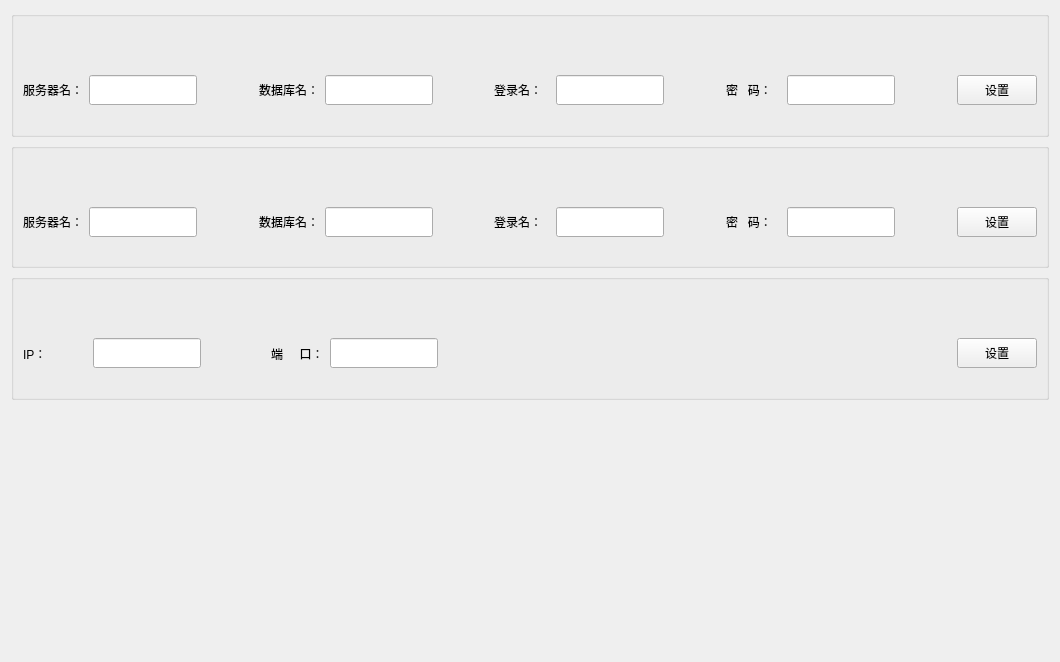
Qt form ConfigForm.ui (qqsskk/AgvCtrlSys) before a commit.
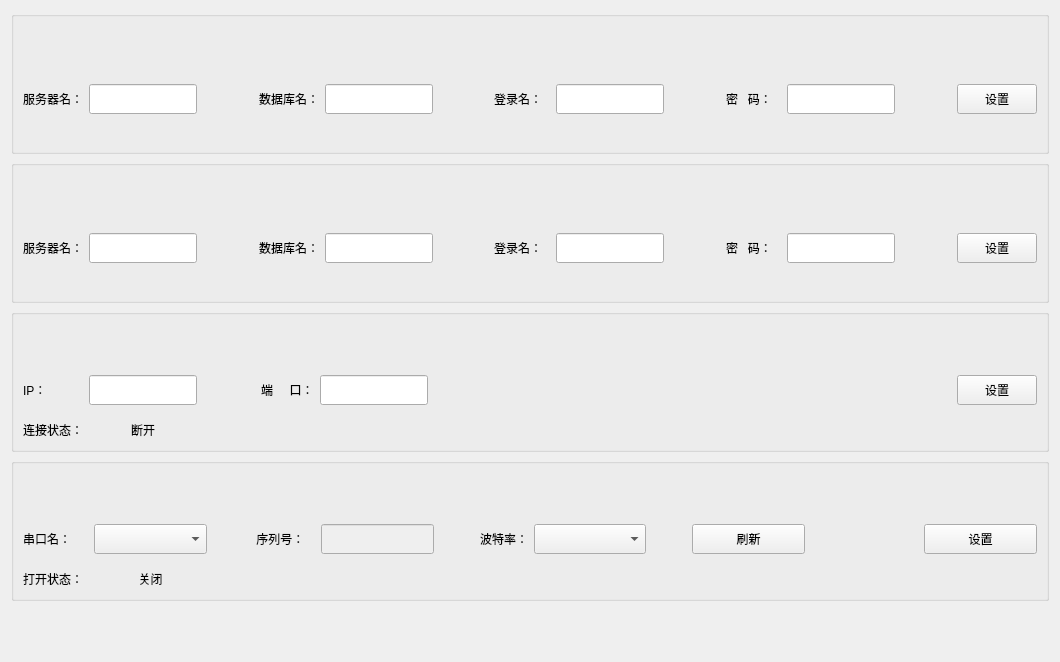
The same form after that commit. Custom widgets are drawn as their Qt base class.

Patch:
```diff
--- a/ConfigForm.ui
+++ b/ConfigForm.ui
@@ -228,221 +228,6 @@
      </layout>
     </widget>
    </item>
-   <item row="2" column="0">
-    <widget class="GroupBoxEx" name="groupBox_2">
-     <property name="sizePolicy">
-      <sizepolicy hsizetype="Expanding" vsizetype="Expanding">
-       <horstretch>0</horstretch>
-       <verstretch>0</verstretch>
-      </sizepolicy>
-     </property>
-     <property name="title">
-      <string/>
-     </property>
-     <property name="alignment">
-      <set>Qt::AlignLeading|Qt::AlignLeft|Qt::AlignVCenter</set>
-     </property>
-     <property name="checkable">
-      <bool>false</bool>
-     </property>
-     <layout class="QGridLayout" name="gridLayout_4">
-      <property name="topMargin">
-       <number>30</number>
-      </property>
-      <property name="bottomMargin">
-       <number>0</number>
-      </property>
-      <item row="0" column="1">
-       <widget class="LineEditEx" name="lineEditNetSerIP">
-        <property name="sizePolicy">
-         <sizepolicy hsizetype="Expanding" vsizetype="Fixed">
-          <horstretch>0</horstretch>
-          <verstretch>0</verstretch>
-         </sizepolicy>
-        </property>
-        <property name="minimumSize">
-         <size>
-          <width>0</width>
-          <height>30</height>
-         </size>
-        </property>
-       </widget>
-      </item>
-      <item row="0" column="9">
-       <spacer name="horizontalSpacer_9">
-        <property name="orientation">
-         <enum>Qt::Horizontal</enum>
-        </property>
-        <property name="sizeHint" stdset="0">
-         <size>
-          <width>40</width>
-          <height>20</height>
-         </size>
-        </property>
-       </spacer>
-      </item>
-      <item row="0" column="13">
-       <spacer name="horizontalSpacer_18">
-        <property name="orientation">
-         <enum>Qt::Horizontal</enum>
-        </property>
-        <property name="sizeHint" stdset="0">
-         <size>
-          <width>40</width>
-          <height>20</height>
-         </size>
-        </property>
-       </spacer>
-      </item>
-      <item row="0" column="8">
-       <spacer name="horizontalSpacer_20">
-        <property name="orientation">
-         <enum>Qt::Horizontal</enum>
-        </property>
-        <property name="sizeHint" stdset="0">
-         <size>
-          <width>40</width>
-          <height>20</height>
-         </size>
-        </property>
-       </spacer>
-      </item>
-      <item row="0" column="11">
-       <spacer name="horizontalSpacer_16">
-        <property name="orientation">
-         <enum>Qt::Horizontal</enum>
-        </property>
-        <property name="sizeHint" stdset="0">
-         <size>
-          <width>40</width>
-          <height>20</height>
-         </size>
-        </property>
-       </spacer>
-      </item>
-      <item row="0" column="7">
-       <spacer name="horizontalSpacer_21">
-        <property name="orientation">
-         <enum>Qt::Horizontal</enum>
-        </property>
-        <property name="sizeHint" stdset="0">
-         <size>
-          <width>40</width>
-          <height>20</height>
-         </size>
-        </property>
-       </spacer>
-      </item>
-      <item row="0" column="5">
-       <widget class="LineEditEx" name="lineEditNetSerPort">
-        <property name="sizePolicy">
-         <sizepolicy hsizetype="Expanding" vsizetype="Fixed">
-          <horstretch>0</horstretch>
-          <verstretch>0</verstretch>
-         </sizepolicy>
-        </property>
-        <property name="minimumSize">
-         <size>
-          <width>0</width>
-          <height>30</height>
-         </size>
-        </property>
-       </widget>
-      </item>
-      <item row="0" column="3">
-       <widget class="LabelEx" name="label_7">
-        <property name="text">
-         <string>端     口：</string>
-        </property>
-       </widget>
-      </item>
-      <item row="0" column="2">
-       <spacer name="horizontalSpacer_22">
-        <property name="orientation">
-         <enum>Qt::Horizontal</enum>
-        </property>
-        <property name="sizeHint" stdset="0">
-         <size>
-          <width>40</width>
-          <height>20</height>
-         </size>
-        </property>
-       </spacer>
-      </item>
-      <item row="0" column="15">
-       <widget class="PushButtonEx" name="pushButtonSetNet">
-        <property name="sizePolicy">
-         <sizepolicy hsizetype="Expanding" vsizetype="Fixed">
-          <horstretch>0</horstretch>
-          <verstretch>0</verstretch>
-         </sizepolicy>
-        </property>
-        <property name="minimumSize">
-         <size>
-          <width>80</width>
-          <height>30</height>
-         </size>
-        </property>
-        <property name="text">
-         <string>设置</string>
-        </property>
-       </widget>
-      </item>
-      <item row="0" column="14">
-       <spacer name="horizontalSpacer_17">
-        <property name="orientation">
-         <enum>Qt::Horizontal</enum>
-        </property>
-        <property name="sizeHint" stdset="0">
-         <size>
-          <width>40</width>
-          <height>20</height>
-         </size>
-        </property>
-       </spacer>
-      </item>
-      <item row="0" column="10">
-       <spacer name="horizontalSpacer_15">
-        <property name="orientation">
-         <enum>Qt::Horizontal</enum>
-        </property>
-        <property name="sizeHint" stdset="0">
-         <size>
-          <width>40</width>
-          <height>20</height>
-         </size>
-        </property>
-       </spacer>
-      </item>
-      <item row="0" column="0">
-       <widget class="LabelEx" name="label_16">
-        <property name="sizePolicy">
-         <sizepolicy hsizetype="Expanding" vsizetype="Expanding">
-          <horstretch>0</horstretch>
-          <verstretch>0</verstretch>
-         </sizepolicy>
-        </property>
-        <property name="text">
-         <string>IP：</string>
-        </property>
-       </widget>
-      </item>
-      <item row="0" column="12">
-       <spacer name="horizontalSpacer_19">
-        <property name="orientation">
-         <enum>Qt::Horizontal</enum>
-        </property>
-        <property name="sizeHint" stdset="0">
-         <size>
-          <width>40</width>
-          <height>20</height>
-         </size>
-        </property>
-       </spacer>
-      </item>
-     </layout>
-    </widget>
-   </item>
    <item row="0" column="0">
     <widget class="GroupBoxEx" name="groupBox">
      <property name="sizePolicy">
@@ -662,26 +447,554 @@
      <property name="orientation">
       <enum>Qt::Vertical</enum>
      </property>
+     <property name="sizeType">
+      <enum>QSizePolicy::Preferred</enum>
+     </property>
      <property name="sizeHint" stdset="0">
       <size>
        <width>20</width>
-       <height>40</height>
+       <height>50</height>
       </size>
      </property>
     </spacer>
    </item>
+   <item row="2" column="0">
+    <widget class="GroupBoxEx" name="groupBox_2">
+     <property name="sizePolicy">
+      <sizepolicy hsizetype="Expanding" vsizetype="Expanding">
+       <horstretch>0</horstretch>
+       <verstretch>0</verstretch>
+      </sizepolicy>
+     </property>
+     <property name="title">
+      <string/>
+     </property>
+     <property name="alignment">
+      <set>Qt::AlignLeading|Qt::AlignLeft|Qt::AlignVCenter</set>
+     </property>
+     <property name="checkable">
+      <bool>false</bool>
+     </property>
+     <layout class="QGridLayout" name="gridLayout_4">
+      <property name="topMargin">
+       <number>50</number>
+      </property>
+      <property name="bottomMargin">
+       <number>0</number>
+      </property>
+      <item row="1" column="0">
+       <widget class="LabelEx" name="label_17">
+        <property name="sizePolicy">
+         <sizepolicy hsizetype="Expanding" vsizetype="Fixed">
+          <horstretch>0</horstretch>
+          <verstretch>0</verstretch>
+         </sizepolicy>
+        </property>
+        <property name="text">
+         <string>连接状态：</string>
+        </property>
+       </widget>
+      </item>
+      <item row="0" column="9">
+       <spacer name="horizontalSpacer_20">
+        <property name="orientation">
+         <enum>Qt::Horizontal</enum>
+        </property>
+        <property name="sizeHint" stdset="0">
+         <size>
+          <width>40</width>
+          <height>20</height>
+         </size>
+        </property>
+       </spacer>
+      </item>
+      <item row="0" column="13">
+       <spacer name="horizontalSpacer_19">
+        <property name="orientation">
+         <enum>Qt::Horizontal</enum>
+        </property>
+        <property name="sizeHint" stdset="0">
+         <size>
+          <width>40</width>
+          <height>20</height>
+         </size>
+        </property>
+       </spacer>
+      </item>
+      <item row="0" column="11">
+       <spacer name="horizontalSpacer_15">
+        <property name="orientation">
+         <enum>Qt::Horizontal</enum>
+        </property>
+        <property name="sizeHint" stdset="0">
+         <size>
+          <width>40</width>
+          <height>20</height>
+         </size>
+        </property>
+       </spacer>
+      </item>
+      <item row="0" column="14">
+       <spacer name="horizontalSpacer_18">
+        <property name="orientation">
+         <enum>Qt::Horizontal</enum>
+        </property>
+        <property name="sizeHint" stdset="0">
+         <size>
+          <width>40</width>
+          <height>20</height>
+         </size>
+        </property>
+       </spacer>
+      </item>
+      <item row="0" column="1">
+       <widget class="LineEditEx" name="lineEditNetSerIP">
+        <property name="sizePolicy">
+         <sizepolicy hsizetype="Preferred" vsizetype="Fixed">
+          <horstretch>0</horstretch>
+          <verstretch>0</verstretch>
+         </sizepolicy>
+        </property>
+        <property name="minimumSize">
+         <size>
+          <width>0</width>
+          <height>30</height>
+         </size>
+        </property>
+       </widget>
+      </item>
+      <item row="0" column="15">
+       <widget class="PushButtonEx" name="pushButtonSetNet">
+        <property name="sizePolicy">
+         <sizepolicy hsizetype="Expanding" vsizetype="Fixed">
+          <horstretch>0</horstretch>
+          <verstretch>0</verstretch>
+         </sizepolicy>
+        </property>
+        <property name="minimumSize">
+         <size>
+          <width>80</width>
+          <height>30</height>
+         </size>
+        </property>
+        <property name="text">
+         <string>设置</string>
+        </property>
+       </widget>
+      </item>
+      <item row="0" column="0">
+       <widget class="LabelEx" name="label_16">
+        <property name="sizePolicy">
+         <sizepolicy hsizetype="Expanding" vsizetype="Fixed">
+          <horstretch>0</horstretch>
+          <verstretch>0</verstretch>
+         </sizepolicy>
+        </property>
+        <property name="maximumSize">
+         <size>
+          <width>50</width>
+          <height>16777215</height>
+         </size>
+        </property>
+        <property name="text">
+         <string>IP：</string>
+        </property>
+       </widget>
+      </item>
+      <item row="0" column="12">
+       <spacer name="horizontalSpacer_16">
+        <property name="orientation">
+         <enum>Qt::Horizontal</enum>
+        </property>
+        <property name="sizeHint" stdset="0">
+         <size>
+          <width>40</width>
+          <height>20</height>
+         </size>
+        </property>
+       </spacer>
+      </item>
+      <item row="0" column="7">
+       <spacer name="horizontalSpacer_14">
+        <property name="orientation">
+         <enum>Qt::Horizontal</enum>
+        </property>
+        <property name="sizeHint" stdset="0">
+         <size>
+          <width>40</width>
+          <height>20</height>
+         </size>
+        </property>
+       </spacer>
+      </item>
+      <item row="0" column="3">
+       <widget class="LabelEx" name="label_7">
+        <property name="text">
+         <string>端     口：</string>
+        </property>
+       </widget>
+      </item>
+      <item row="0" column="6">
+       <spacer name="horizontalSpacer_23">
+        <property name="orientation">
+         <enum>Qt::Horizontal</enum>
+        </property>
+        <property name="sizeHint" stdset="0">
+         <size>
+          <width>40</width>
+          <height>20</height>
+         </size>
+        </property>
+       </spacer>
+      </item>
+      <item row="1" column="1">
+       <widget class="LabelEx" name="labelNetState">
+        <property name="sizePolicy">
+         <sizepolicy hsizetype="Preferred" vsizetype="Fixed">
+          <horstretch>0</horstretch>
+          <verstretch>0</verstretch>
+         </sizepolicy>
+        </property>
+        <property name="text">
+         <string>断开</string>
+        </property>
+        <property name="alignment">
+         <set>Qt::AlignCenter</set>
+        </property>
+       </widget>
+      </item>
+      <item row="0" column="5">
+       <widget class="LineEditEx" name="lineEditNetSerPort">
+        <property name="sizePolicy">
+         <sizepolicy hsizetype="Expanding" vsizetype="Fixed">
+          <horstretch>0</horstretch>
+          <verstretch>0</verstretch>
+         </sizepolicy>
+        </property>
+        <property name="minimumSize">
+         <size>
+          <width>0</width>
+          <height>30</height>
+         </size>
+        </property>
+       </widget>
+      </item>
+      <item row="0" column="8">
+       <spacer name="horizontalSpacer_21">
+        <property name="orientation">
+         <enum>Qt::Horizontal</enum>
+        </property>
+        <property name="sizeHint" stdset="0">
+         <size>
+          <width>40</width>
+          <height>20</height>
+         </size>
+        </property>
+       </spacer>
+      </item>
+      <item row="0" column="2">
+       <spacer name="horizontalSpacer_22">
+        <property name="orientation">
+         <enum>Qt::Horizontal</enum>
+        </property>
+        <property name="sizeHint" stdset="0">
+         <size>
+          <width>40</width>
+          <height>20</height>
+         </size>
+        </property>
+       </spacer>
+      </item>
+      <item row="0" column="10">
+       <spacer name="horizontalSpacer_9">
+        <property name="orientation">
+         <enum>Qt::Horizontal</enum>
+        </property>
+        <property name="sizeHint" stdset="0">
+         <size>
+          <width>40</width>
+          <height>20</height>
+         </size>
+        </property>
+       </spacer>
+      </item>
+     </layout>
+    </widget>
+   </item>
    <item row="3" column="0">
-    <spacer name="verticalSpacer_2">
-     <property name="orientation">
-      <enum>Qt::Vertical</enum>
+    <widget class="GroupBoxEx" name="groupBox_4">
+     <property name="sizePolicy">
+      <sizepolicy hsizetype="Expanding" vsizetype="Expanding">
+       <horstretch>0</horstretch>
+       <verstretch>0</verstretch>
+      </sizepolicy>
      </property>
-     <property name="sizeHint" stdset="0">
-      <size>
-       <width>20</width>
-       <height>40</height>
-      </size>
+     <property name="title">
+      <string/>
      </property>
-    </spacer>
+     <property name="alignment">
+      <set>Qt::AlignLeading|Qt::AlignLeft|Qt::AlignVCenter</set>
+     </property>
+     <property name="checkable">
+      <bool>false</bool>
+     </property>
+     <layout class="QGridLayout" name="gridLayout_5">
+      <property name="topMargin">
+       <number>50</number>
+      </property>
+      <property name="bottomMargin">
+       <number>0</number>
+      </property>
+      <item row="0" column="9">
+       <widget class="PushButtonEx" name="pushButtonRefresh">
+        <property name="sizePolicy">
+         <sizepolicy hsizetype="Expanding" vsizetype="Fixed">
+          <horstretch>0</horstretch>
+          <verstretch>0</verstretch>
+         </sizepolicy>
+        </property>
+        <property name="minimumSize">
+         <size>
+          <width>80</width>
+          <height>30</height>
+         </size>
+        </property>
+        <property name="maximumSize">
+         <size>
+          <width>16777215</width>
+          <height>16777215</height>
+         </size>
+        </property>
+        <property name="text">
+         <string>刷新</string>
+        </property>
+       </widget>
+      </item>
+      <item row="0" column="3">
+       <widget class="LabelEx" name="label_25">
+        <property name="sizePolicy">
+         <sizepolicy hsizetype="Fixed" vsizetype="Fixed">
+          <horstretch>0</horstretch>
+          <verstretch>0</verstretch>
+         </sizepolicy>
+        </property>
+        <property name="text">
+         <string> 序列号：   </string>
+        </property>
+       </widget>
+      </item>
+      <item row="0" column="12">
+       <widget class="PushButtonEx" name="pushButtonSetCom">
+        <property name="sizePolicy">
+         <sizepolicy hsizetype="Expanding" vsizetype="Fixed">
+          <horstretch>0</horstretch>
+          <verstretch>0</verstretch>
+         </sizepolicy>
+        </property>
+        <property name="minimumSize">
+         <size>
+          <width>80</width>
+          <height>30</height>
+         </size>
+        </property>
+        <property name="maximumSize">
+         <size>
+          <width>16777215</width>
+          <height>16777215</height>
+         </size>
+        </property>
+        <property name="text">
+         <string>设置</string>
+        </property>
+       </widget>
+      </item>
+      <item row="2" column="1">
+       <widget class="LabelEx" name="labelComState">
+        <property name="sizePolicy">
+         <sizepolicy hsizetype="Preferred" vsizetype="Fixed">
+          <horstretch>0</horstretch>
+          <verstretch>0</verstretch>
+         </sizepolicy>
+        </property>
+        <property name="text">
+         <string>关闭</string>
+        </property>
+        <property name="alignment">
+         <set>Qt::AlignCenter</set>
+        </property>
+       </widget>
+      </item>
+      <item row="0" column="4">
+       <widget class="LineEditEx" name="lineEditComNumber">
+        <property name="enabled">
+         <bool>false</bool>
+        </property>
+        <property name="sizePolicy">
+         <sizepolicy hsizetype="Expanding" vsizetype="Fixed">
+          <horstretch>0</horstretch>
+          <verstretch>0</verstretch>
+         </sizepolicy>
+        </property>
+        <property name="minimumSize">
+         <size>
+          <width>0</width>
+          <height>30</height>
+         </size>
+        </property>
+        <property name="maximumSize">
+         <size>
+          <width>120</width>
+          <height>16777215</height>
+         </size>
+        </property>
+       </widget>
+      </item>
+      <item row="0" column="10">
+       <spacer name="horizontalSpacer_13">
+        <property name="orientation">
+         <enum>Qt::Horizontal</enum>
+        </property>
+        <property name="sizeHint" stdset="0">
+         <size>
+          <width>40</width>
+          <height>20</height>
+         </size>
+        </property>
+       </spacer>
+      </item>
+      <item row="0" column="8">
+       <spacer name="horizontalSpacer_10">
+        <property name="orientation">
+         <enum>Qt::Horizontal</enum>
+        </property>
+        <property name="sizeType">
+         <enum>QSizePolicy::Fixed</enum>
+        </property>
+        <property name="sizeHint" stdset="0">
+         <size>
+          <width>40</width>
+          <height>20</height>
+         </size>
+        </property>
+       </spacer>
+      </item>
+      <item row="0" column="2">
+       <spacer name="horizontalSpacer_12">
+        <property name="orientation">
+         <enum>Qt::Horizontal</enum>
+        </property>
+        <property name="sizeType">
+         <enum>QSizePolicy::Fixed</enum>
+        </property>
+        <property name="sizeHint" stdset="0">
+         <size>
+          <width>40</width>
+          <height>20</height>
+         </size>
+        </property>
+       </spacer>
+      </item>
+      <item row="0" column="6">
+       <widget class="LabelEx" name="label_18">
+        <property name="sizePolicy">
+         <sizepolicy hsizetype="Fixed" vsizetype="Fixed">
+          <horstretch>0</horstretch>
+          <verstretch>0</verstretch>
+         </sizepolicy>
+        </property>
+        <property name="text">
+         <string>波特率：</string>
+        </property>
+       </widget>
+      </item>
+      <item row="0" column="0">
+       <widget class="LabelEx" name="label_19">
+        <property name="sizePolicy">
+         <sizepolicy hsizetype="Fixed" vsizetype="Fixed">
+          <horstretch>0</horstretch>
+          <verstretch>0</verstretch>
+         </sizepolicy>
+        </property>
+        <property name="text">
+         <string>串口名：     </string>
+        </property>
+       </widget>
+      </item>
+      <item row="0" column="1">
+       <widget class="ComboBoxEx" name="comboBoxComName">
+        <property name="sizePolicy">
+         <sizepolicy hsizetype="Expanding" vsizetype="Fixed">
+          <horstretch>0</horstretch>
+          <verstretch>0</verstretch>
+         </sizepolicy>
+        </property>
+        <property name="minimumSize">
+         <size>
+          <width>0</width>
+          <height>30</height>
+         </size>
+        </property>
+        <property name="maximumSize">
+         <size>
+          <width>120</width>
+          <height>16777215</height>
+         </size>
+        </property>
+       </widget>
+      </item>
+      <item row="0" column="5">
+       <spacer name="horizontalSpacer_11">
+        <property name="orientation">
+         <enum>Qt::Horizontal</enum>
+        </property>
+        <property name="sizeType">
+         <enum>QSizePolicy::Fixed</enum>
+        </property>
+        <property name="sizeHint" stdset="0">
+         <size>
+          <width>40</width>
+          <height>20</height>
+         </size>
+        </property>
+       </spacer>
+      </item>
+      <item row="0" column="7">
+       <widget class="ComboBoxEx" name="comboBoxBaud">
+        <property name="sizePolicy">
+         <sizepolicy hsizetype="Expanding" vsizetype="Fixed">
+          <horstretch>0</horstretch>
+          <verstretch>0</verstretch>
+         </sizepolicy>
+        </property>
+        <property name="minimumSize">
+         <size>
+          <width>0</width>
+          <height>30</height>
+         </size>
+        </property>
+        <property name="maximumSize">
+         <size>
+          <width>120</width>
+          <height>16777215</height>
+         </size>
+        </property>
+       </widget>
+      </item>
+      <item row="2" column="0">
+       <widget class="LabelEx" name="label_24">
+        <property name="sizePolicy">
+         <sizepolicy hsizetype="Fixed" vsizetype="Fixed">
+          <horstretch>0</horstretch>
+          <verstretch>0</verstretch>
+         </sizepolicy>
+        </property>
+        <property name="text">
+         <string>打开状态：</string>
+        </property>
+       </widget>
+      </item>
+     </layout>
+    </widget>
    </item>
   </layout>
  </widget>
@@ -707,6 +1020,11 @@
    <extends>QLabel</extends>
    <header>LabelEx.h</header>
   </customwidget>
+  <customwidget>
+   <class>ComboBoxEx</class>
+   <extends>QComboBox</extends>
+   <header>ComboBoxEx.h</header>
+  </customwidget>
  </customwidgets>
  <resources/>
  <connections/>
```
Left out of the diff: 2 changed lines with no effect on the pictures.
